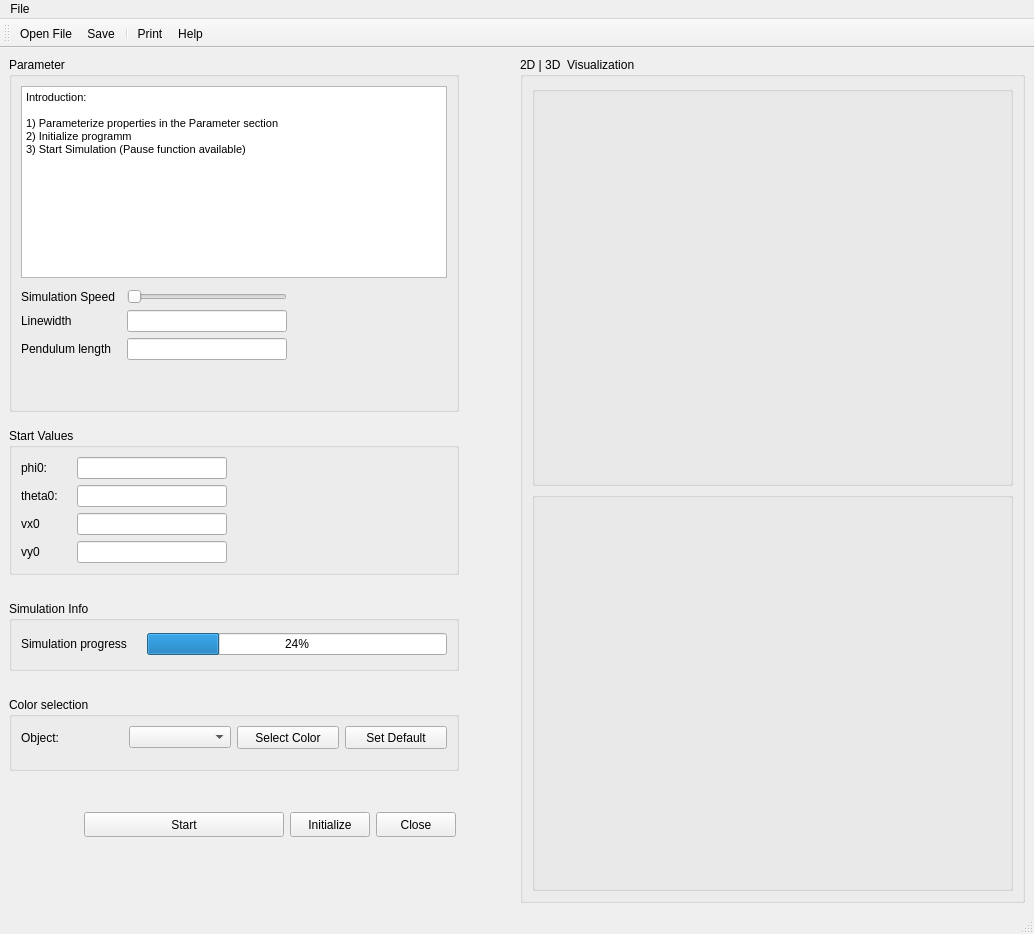
This is PendulumPainter.ui in rob-nil/PendulumPainter as Qt 5 draws it before an edit. The edited form follows.
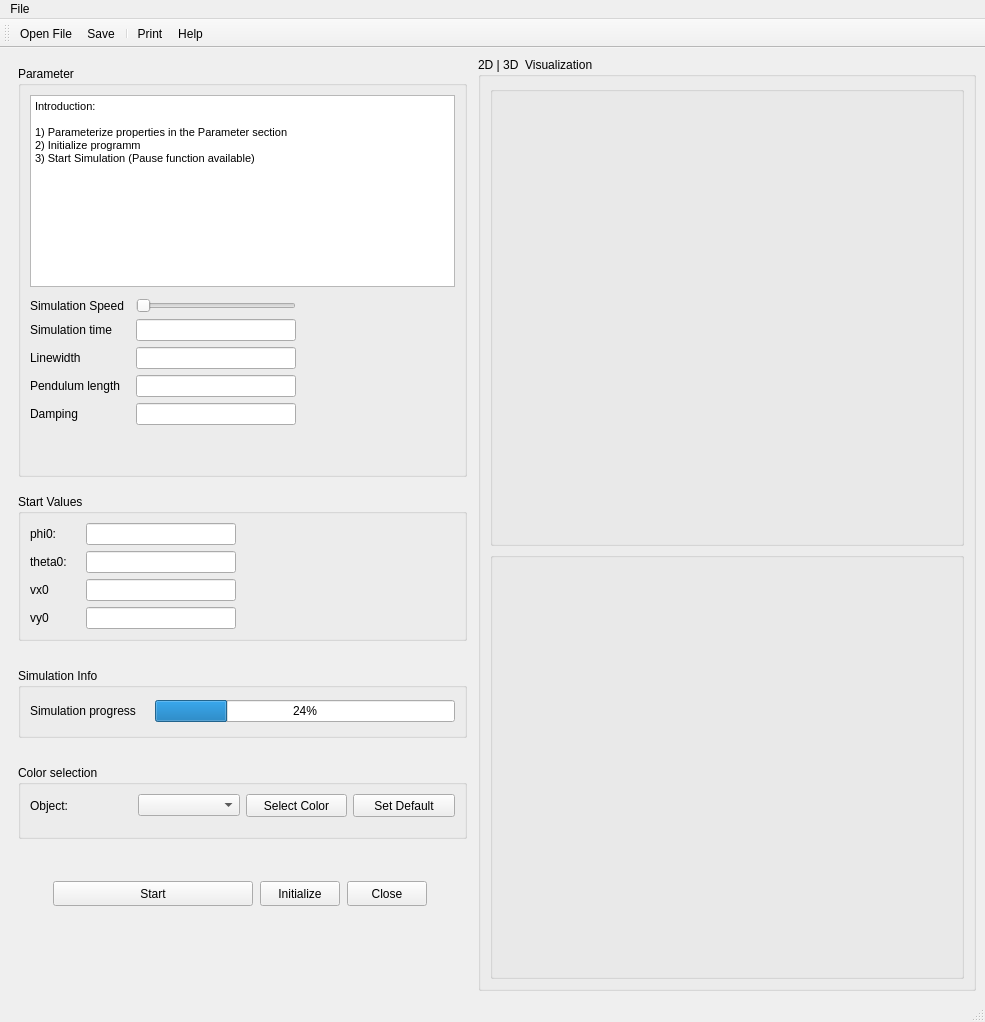
This is the edited form. Icons and pictures are not drawn. Custom widgets are drawn as their Qt base class.

Diff of the .ui file:
```diff
--- a/PendulumPainter.ui
+++ b/PendulumPainter.ui
@@ -6,8 +6,8 @@
    <rect>
     <x>0</x>
     <y>0</y>
-    <width>1034</width>
-    <height>934</height>
+    <width>985</width>
+    <height>1022</height>
    </rect>
   </property>
   <property name="minimumSize">
@@ -32,14 +32,36 @@
   <widget class="QWidget" name="centralwidget">
    <layout class="QHBoxLayout" name="horizontalLayout_3">
     <item>
-     <layout class="QVBoxLayout" name="verticalLayout_4">
+     <widget class="QWidget" name="verticalLayout_10" native="true">
+      <property name="maximumSize">
+       <size>
+        <width>500</width>
+        <height>16777215</height>
+       </size>
+      </property>
+      <layout class="QVBoxLayout" name="verticalLayout_4" stretch="0,0,0,0">
+       <property name="spacing">
+        <number>7</number>
+       </property>
       <property name="sizeConstraint">
-       <enum>QLayout::SetDefaultConstraint</enum>
+        <enum>QLayout::SetMinAndMaxSize</enum>
+       </property>
+       <property name="rightMargin">
+        <number>5</number>
       </property>
       <item>
        <layout class="QVBoxLayout" name="verticalLayout_2">
+         <property name="spacing">
+          <number>7</number>
+         </property>
         <property name="sizeConstraint">
-         <enum>QLayout::SetDefaultConstraint</enum>
+          <enum>QLayout::SetMaximumSize</enum>
+         </property>
+         <property name="leftMargin">
+          <number>0</number>
+         </property>
+         <property name="rightMargin">
+          <number>0</number>
         </property>
         <item>
          <widget class="QGroupBox" name="groupBox_2">
@@ -88,15 +110,15 @@
                 <string>&lt;!DOCTYPE HTML PUBLIC &quot;-//W3C//DTD HTML 4.0//EN&quot; &quot;http://www.w3.org/TR/REC-html40/strict.dtd&quot;&gt;
 &lt;html&gt;&lt;head&gt;&lt;meta name=&quot;qrichtext&quot; content=&quot;1&quot; /&gt;&lt;style type=&quot;text/css&quot;&gt;
 p, li { white-space: pre-wrap; }
-&lt;/style&gt;&lt;/head&gt;&lt;body style=&quot; font-family:'MS Shell Dlg 2'; font-size:8.25pt; font-weight:400; font-style:normal;&quot;&gt;
-&lt;p style=&quot; margin-top:0px; margin-bottom:0px; margin-left:0px; margin-right:0px; -qt-block-indent:0; text-indent:0px;&quot;&gt;Introduction:&lt;/p&gt;
-&lt;p style=&quot;-qt-paragraph-type:empty; margin-top:0px; margin-bottom:0px; margin-left:0px; margin-right:0px; -qt-block-indent:0; text-indent:0px;&quot;&gt;&lt;br /&gt;&lt;/p&gt;
-&lt;p style=&quot; margin-top:0px; margin-bottom:0px; margin-left:0px; margin-right:0px; -qt-block-indent:0; text-indent:0px;&quot;&gt;1) Parameterize properties in the Parameter section&lt;/p&gt;
-&lt;p style=&quot; margin-top:0px; margin-bottom:0px; margin-left:0px; margin-right:0px; -qt-block-indent:0; text-indent:0px;&quot;&gt;2) Initialize programm&lt;/p&gt;
-&lt;p style=&quot; margin-top:0px; margin-bottom:0px; margin-left:0px; margin-right:0px; -qt-block-indent:0; text-indent:0px;&quot;&gt;3) Start Simulation (Pause function available)&lt;/p&gt;
-&lt;p style=&quot;-qt-paragraph-type:empty; margin-top:0px; margin-bottom:0px; margin-left:0px; margin-right:0px; -qt-block-indent:0; text-indent:0px;&quot;&gt;&lt;br /&gt;&lt;/p&gt;
-&lt;p style=&quot;-qt-paragraph-type:empty; margin-top:0px; margin-bottom:0px; margin-left:0px; margin-right:0px; -qt-block-indent:0; text-indent:0px;&quot;&gt;&lt;br /&gt;&lt;/p&gt;
-&lt;p style=&quot;-qt-paragraph-type:empty; margin-top:0px; margin-bottom:0px; margin-left:0px; margin-right:0px; -qt-block-indent:0; text-indent:0px;&quot;&gt;&lt;br /&gt;&lt;/p&gt;&lt;/body&gt;&lt;/html&gt;</string>
+&lt;/style&gt;&lt;/head&gt;&lt;body style=&quot; font-family:'MS Shell Dlg 2'; font-size:7.8pt; font-weight:400; font-style:normal;&quot;&gt;
+&lt;p style=&quot; margin-top:0px; margin-bottom:0px; margin-left:0px; margin-right:0px; -qt-block-indent:0; text-indent:0px;&quot;&gt;&lt;span style=&quot; font-size:8.25pt;&quot;&gt;Introduction:&lt;/span&gt;&lt;/p&gt;
+&lt;p style=&quot;-qt-paragraph-type:empty; margin-top:0px; margin-bottom:0px; margin-left:0px; margin-right:0px; -qt-block-indent:0; text-indent:0px; font-size:8.25pt;&quot;&gt;&lt;br /&gt;&lt;/p&gt;
+&lt;p style=&quot; margin-top:0px; margin-bottom:0px; margin-left:0px; margin-right:0px; -qt-block-indent:0; text-indent:0px;&quot;&gt;&lt;span style=&quot; font-size:8.25pt;&quot;&gt;1) Parameterize properties in the Parameter section&lt;/span&gt;&lt;/p&gt;
+&lt;p style=&quot; margin-top:0px; margin-bottom:0px; margin-left:0px; margin-right:0px; -qt-block-indent:0; text-indent:0px;&quot;&gt;&lt;span style=&quot; font-size:8.25pt;&quot;&gt;2) Initialize programm&lt;/span&gt;&lt;/p&gt;
+&lt;p style=&quot; margin-top:0px; margin-bottom:0px; margin-left:0px; margin-right:0px; -qt-block-indent:0; text-indent:0px;&quot;&gt;&lt;span style=&quot; font-size:8.25pt;&quot;&gt;3) Start Simulation (Pause function available)&lt;/span&gt;&lt;/p&gt;
+&lt;p style=&quot;-qt-paragraph-type:empty; margin-top:0px; margin-bottom:0px; margin-left:0px; margin-right:0px; -qt-block-indent:0; text-indent:0px; font-size:8.25pt;&quot;&gt;&lt;br /&gt;&lt;/p&gt;
+&lt;p style=&quot;-qt-paragraph-type:empty; margin-top:0px; margin-bottom:0px; margin-left:0px; margin-right:0px; -qt-block-indent:0; text-indent:0px; font-size:8.25pt;&quot;&gt;&lt;br /&gt;&lt;/p&gt;
+&lt;p style=&quot;-qt-paragraph-type:empty; margin-top:0px; margin-bottom:0px; margin-left:0px; margin-right:0px; -qt-block-indent:0; text-indent:0px; font-size:8.25pt;&quot;&gt;&lt;br /&gt;&lt;/p&gt;&lt;/body&gt;&lt;/html&gt;</string>
                </property>
               </widget>
              </item>
@@ -118,20 +140,20 @@
              </item>
              <item>
               <layout class="QGridLayout" name="gridLayout_4">
-               <item row="1" column="0">
-                <widget class="QLabel" name="label_2">
-                 <property name="maximumSize">
+                <item row="3" column="2">
+                 <spacer name="horizontalSpacer_3">
+                  <property name="orientation">
+                   <enum>Qt::Horizontal</enum>
+                  </property>
+                  <property name="sizeHint" stdset="0">
                   <size>
-                   <width>150</width>
-                   <height>16777215</height>
-                  </size>
-                 </property>
-                 <property name="text">
-                  <string>Linewidth</string>
-                 </property>
-                </widget>
-               </item>
-               <item row="1" column="1">
+                    <width>40</width>
+                    <height>20</height>
+                   </size>
+                  </property>
+                 </spacer>
+                </item>
+                <item row="2" column="1">
                 <widget class="QLineEdit" name="lineEditLineWidth">
                  <property name="minimumSize">
                   <size>
@@ -150,6 +172,73 @@
                  </property>
                 </widget>
                </item>
+                <item row="4" column="1">
+                 <widget class="QLineEdit" name="lineEditDampingCoeff">
+                  <property name="maximumSize">
+                   <size>
+                    <width>200</width>
+                    <height>16777215</height>
+                   </size>
+                  </property>
+                  <property name="tabletTracking">
+                   <bool>false</bool>
+                  </property>
+                  <property name="text">
+                   <string/>
+                  </property>
+                 </widget>
+                </item>
+                <item row="0" column="1">
+                 <widget class="QSlider" name="SliderSimSpeed">
+                  <property name="minimumSize">
+                   <size>
+                    <width>150</width>
+                    <height>0</height>
+                   </size>
+                  </property>
+                  <property name="maximumSize">
+                   <size>
+                    <width>200</width>
+                    <height>16777215</height>
+                   </size>
+                  </property>
+                  <property name="orientation">
+                   <enum>Qt::Horizontal</enum>
+                  </property>
+                 </widget>
+                </item>
+                <item row="3" column="1">
+                 <widget class="QLineEdit" name="lineEditPendulumLength">
+                  <property name="maximumSize">
+                   <size>
+                    <width>200</width>
+                    <height>16777215</height>
+                   </size>
+                  </property>
+                  <property name="toolTip">
+                   <string extracomment="Hello"/>
+                  </property>
+                  <property name="text">
+                   <string/>
+                  </property>
+                  <property name="placeholderText">
+                   <string extracomment="0"/>
+                  </property>
+                 </widget>
+                </item>
+                <item row="4" column="0">
+                 <widget class="QLabel" name="label_11">
+                  <property name="maximumSize">
+                   <size>
+                    <width>150</width>
+                    <height>16777215</height>
+                   </size>
+                  </property>
+                  <property name="text">
+                   <string>Damping</string>
+                  </property>
+                 </widget>
+                </item>
                <item row="0" column="0">
                 <widget class="QLabel" name="label">
                  <property name="minimumSize">
@@ -169,20 +258,7 @@
                  </property>
                 </widget>
                </item>
-               <item row="2" column="1">
-                <widget class="QLineEdit" name="lineEditPendulumLength">
-                 <property name="maximumSize">
-                  <size>
-                   <width>200</width>
-                   <height>16777215</height>
-                  </size>
-                 </property>
-                 <property name="text">
-                  <string/>
-                 </property>
-                </widget>
-               </item>
-               <item row="2" column="0">
+                <item row="3" column="0">
                 <widget class="QLabel" name="label_7">
                  <property name="maximumSize">
                   <size>
@@ -195,38 +271,45 @@
                  </property>
                 </widget>
                </item>
-               <item row="0" column="1">
-                <widget class="QSlider" name="SliderSimSpeed">
-                 <property name="minimumSize">
+                <item row="2" column="0">
+                 <widget class="QLabel" name="label_2">
+                  <property name="maximumSize">
                   <size>
                    <width>150</width>
-                   <height>0</height>
-                  </size>
-                 </property>
+                    <height>16777215</height>
+                   </size>
+                  </property>
+                  <property name="text">
+                   <string>Linewidth</string>
+                  </property>
+                 </widget>
+                </item>
+                <item row="1" column="0">
+                 <widget class="QLabel" name="label_12">
+                  <property name="maximumSize">
+                   <size>
+                    <width>150</width>
+                    <height>16777215</height>
+                   </size>
+                  </property>
+                  <property name="text">
+                   <string>Simulation time</string>
+                  </property>
+                 </widget>
+                </item>
+                <item row="1" column="1">
+                 <widget class="QLineEdit" name="lineEditSimulationTime">
                  <property name="maximumSize">
                   <size>
                    <width>200</width>
                    <height>16777215</height>
                   </size>
                  </property>
-                 <property name="orientation">
-                  <enum>Qt::Horizontal</enum>
+                  <property name="text">
+                   <string/>
                  </property>
                 </widget>
                </item>
-               <item row="2" column="2">
-                <spacer name="horizontalSpacer_3">
-                 <property name="orientation">
-                  <enum>Qt::Horizontal</enum>
-                 </property>
-                 <property name="sizeHint" stdset="0">
-                  <size>
-                   <width>40</width>
-                   <height>20</height>
-                  </size>
-                 </property>
-                </spacer>
-               </item>
               </layout>
              </item>
              <item>
@@ -760,6 +843,9 @@
           <property name="orientation">
            <enum>Qt::Horizontal</enum>
           </property>
+           <property name="sizeType">
+            <enum>QSizePolicy::Minimum</enum>
+           </property>
           <property name="sizeHint" stdset="0">
            <size>
             <width>40</width>
@@ -784,6 +870,7 @@
        </spacer>
       </item>
      </layout>
+     </widget>
     </item>
     <item>
      <widget class="QGroupBox" name="groupBox">
@@ -801,8 +888,8 @@
          </property>
          <property name="minimumSize">
           <size>
-           <width>310</width>
-           <height>310</height>
+           <width>460</width>
+           <height>460</height>
           </size>
          </property>
          <property name="toolTip">
@@ -825,8 +912,8 @@
             </property>
             <property name="minimumSize">
              <size>
-              <width>260</width>
-              <height>260</height>
+              <width>450</width>
+              <height>450</height>
              </size>
             </property>
            </widget>
@@ -844,8 +931,14 @@
          </property>
          <property name="minimumSize">
           <size>
-           <width>310</width>
-           <height>310</height>
+           <width>460</width>
+           <height>410</height>
+          </size>
+         </property>
+         <property name="maximumSize">
+          <size>
+           <width>16777215</width>
+           <height>500</height>
           </size>
          </property>
          <property name="title">
@@ -862,8 +955,14 @@
             </property>
             <property name="minimumSize">
              <size>
-              <width>260</width>
-              <height>260</height>
+              <width>450</width>
+              <height>400</height>
+             </size>
+            </property>
+            <property name="maximumSize">
+             <size>
+              <width>16777215</width>
+              <height>600</height>
              </size>
             </property>
            </widget>
@@ -881,8 +980,8 @@
     <rect>
      <x>0</x>
      <y>0</y>
-     <width>1034</width>
-     <height>22</height>
+     <width>985</width>
+     <height>26</height>
     </rect>
    </property>
    <widget class="QMenu" name="menuFile">
```
Lines whose indentation alone changed are shown as unchanged.
